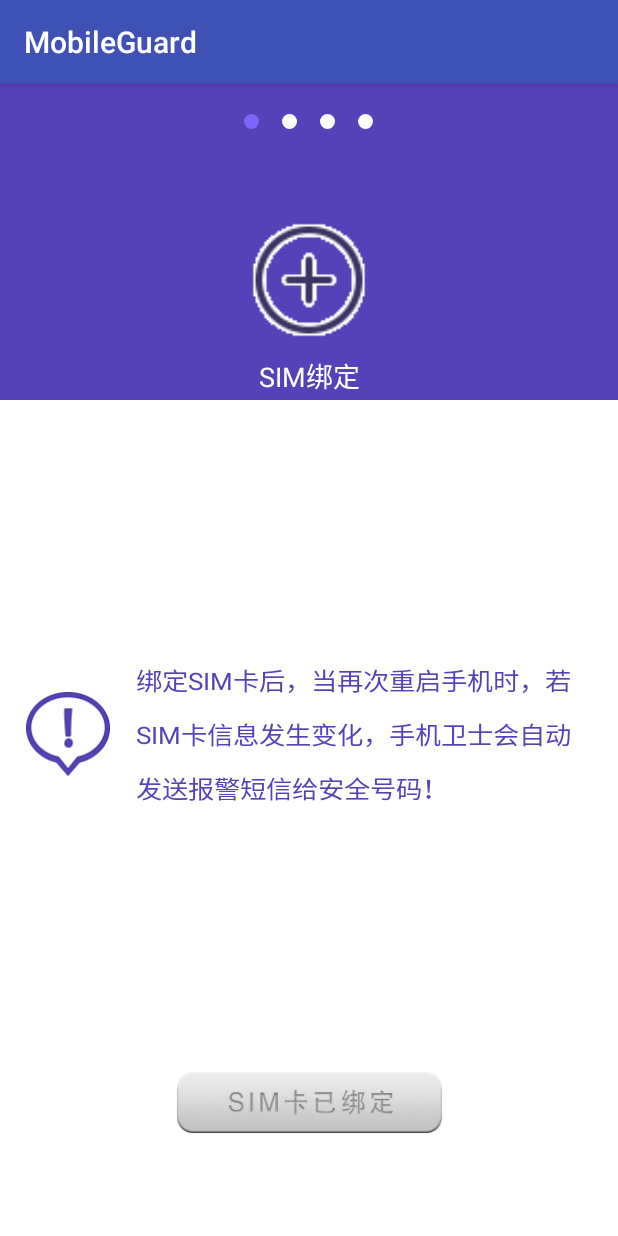
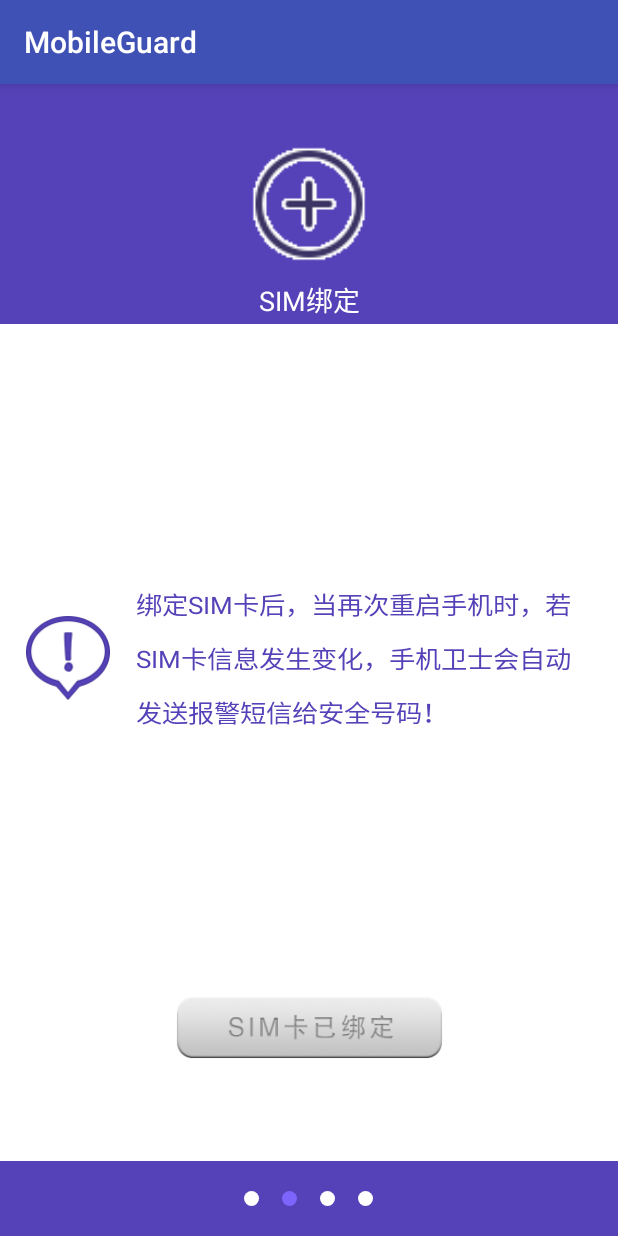
Before and after one commit to zdr2017/MobileGuard, an Android app: the Setup2Activity screen opened directly, with no data from a screen before it, after a tap on an icon or button, on a phone screen of 412 x 824 dp. Run offline under Robolectric (Android 15) with nearby library versions, the phone set to English and light mode, and no system bars.

Commit message:
Hello java

```diff
--- a/app/src/main/AndroidManifest.xml
+++ b/app/src/main/AndroidManifest.xml
@@ -25,7 +25,7 @@
         </activity>
         <activity android:name=".m1home.HomeActivity"/>
         <activity android:name=".m2theftguard.LostFindActivity"/>
-        <activity android:name=".m2theftguard.Setup1Activty"/>
+        <activity android:name=".m2theftguard.Setup1Activity"/>
         <activity android:name=".m2theftguard.Setup2Activity"/>
         <activity android:name=".m2theftguard.Setup3Activity"/>
         <activity android:name=".m2theftguard.Setup4Activity"/>
--- a/app/src/main/java/cn/edu/gdmec/android/mobileguard/App.java
+++ b/app/src/main/java/cn/edu/gdmec/android/mobileguard/App.java
@@ -24,12 +24,13 @@ public class App extends Application {
         SharedPreferences sp = getSharedPreferences("config",
                 Context.MODE_PRIVATE);
 
-        boolean protecting = sp.getBoolean("protecing",true);
+        boolean protecting = sp.getBoolean("protecting",true);
         if(protecting){
             String bindsim = sp.getString("sim","");
-            TelephonyManager tm = (TelephonyManager)getSystemService(Context.TELECOM_SERVICE);
+            TelephonyManager tm = (TelephonyManager)getSystemService(Context.TELEPHONY_SERVICE);
             String realsim = tm.getSimSerialNumber();
             realsim="999";
+
             if(bindsim.equals(realsim)){
                 Log.i("","sim卡未发生变化，还是您的手机");
             }else{
--- a/app/src/main/java/cn/edu/gdmec/android/mobileguard/m1home/HomeActivity.java
+++ b/app/src/main/java/cn/edu/gdmec/android/mobileguard/m1home/HomeActivity.java
@@ -109,7 +109,7 @@ public class HomeActivity extends AppCompatActivity {
             @Override
             public void confirm() {
                 if (TextUtils.isEmpty(mInPswdDialog.getPassword())) {
-                    Toast.makeText(HomeActivity.this, "密码不能为空!", 0).show();
+                    Toast.makeText(HomeActivity.this, "密码不能为空!", Toast.LENGTH_LONG).show();
                 } else if (password.equals(MD5Utils.encode(mInPswdDialog
                         .getPassword()))) {
                     mInPswdDialog.dismiss();
@@ -117,7 +117,7 @@ public class HomeActivity extends AppCompatActivity {
                     Toast.makeText(HomeActivity.this, "可以进入手机防盗模块", Toast.LENGTH_LONG).show();
                 } else {
                     mInPswdDialog.dismiss();
-                    Toast.makeText(HomeActivity.this, "密码有误，请重新输入!",0).show();
+                    Toast.makeText(HomeActivity.this, "密码有误，请重新输入!",Toast.LENGTH_LONG).show();
                 }
             }
 
--- a/app/src/main/java/cn/edu/gdmec/android/mobileguard/m2theftguard/BaseSetupActivity.java
+++ b/app/src/main/java/cn/edu/gdmec/android/mobileguard/m2theftguard/BaseSetupActivity.java
@@ -25,7 +25,7 @@ public abstract class BaseSetupActivity extends AppCompatActivity {
         return super.onTouchEvent(event);
     }
 
-    public void startActivitiyAndFinishSelf(Class<?> cls){
+    public void startActivityAndFinishSelf(Class<?> cls){
         Intent intent = new Intent(this,cls);
         startActivity(intent);
         finish();
--- a/app/src/main/java/cn/edu/gdmec/android/mobileguard/m2theftguard/ContactSelectActivity.java
+++ b/app/src/main/java/cn/edu/gdmec/android/mobileguard/m2theftguard/ContactSelectActivity.java
@@ -28,9 +28,7 @@ public class ContactSelectActivity extends AppCompatActivity implements View.OnC
     private ContactAdapter adapter;
     private List<ContactInfo> systemContacts;
     Handler mHandler = new Handler() {
-        @Override
-        public void handleMessage(Message msg) {
-
+        public void handleMessage(android.os.Message msg) {
             switch (msg.what) {
                 case 10:
                     if (systemContacts != null) {
@@ -61,7 +59,7 @@ public class ContactSelectActivity extends AppCompatActivity implements View.OnC
         mListView = (ListView) findViewById(R.id.lv_contact);
         new Thread() {
             public void run() {
-                systemContacts = ContactInfoParser.getSytemContact(ContactSelectActivity.this);
+                systemContacts = ContactInfoParser.getSystemContact(ContactSelectActivity.this);
                 systemContacts.addAll(ContactInfoParser.getSimContacts(ContactSelectActivity.this));
                 mHandler.sendEmptyMessage(10);
             };
--- a/app/src/main/java/cn/edu/gdmec/android/mobileguard/m2theftguard/LostFindActivity.java
+++ b/app/src/main/java/cn/edu/gdmec/android/mobileguard/m2theftguard/LostFindActivity.java
@@ -16,7 +16,7 @@ public class LostFindActivity extends Activity {
     }
 
     private void startSetUp1Activity(){
-        Intent intent = new Intent(LostFindActivity.this,Setup1Activty.class);
+        Intent intent = new Intent(LostFindActivity.this,Setup1Activity.class);
         startActivity(intent);
         finish();
     }
--- a/app/src/main/java/cn/edu/gdmec/android/mobileguard/m2theftguard/Setup2Activity.java
+++ b/app/src/main/java/cn/edu/gdmec/android/mobileguard/m2theftguard/Setup2Activity.java
@@ -22,9 +22,9 @@ public class Setup2Activity extends BaseSetupActivity implements View.OnClickLis
     protected void onCreate(Bundle savedInstanceState) {
         super.onCreate(savedInstanceState);
         setContentView(R.layout.activity_setup_2);
-        ((RadioButton) findViewById(R.id.rb_first)).setChecked(true);
+        ((RadioButton) findViewById(R.id.rb_second)).setChecked(true);
 
-        mTelephonyManager = (TelephonyManager) getSystemService(TELECOM_SERVICE);
+        mTelephonyManager = (TelephonyManager) getSystemService(TELEPHONY_SERVICE);
         mBindSIMBtn = (Button) findViewById(R.id.btn_bind_sim);
         mBindSIMBtn.setOnClickListener(this);
         if(isBind()){
@@ -47,12 +47,12 @@ public class Setup2Activity extends BaseSetupActivity implements View.OnClickLis
            Toast.makeText(this,"您还没有绑定SIM卡",Toast.LENGTH_LONG).show();
             return;
         }
-        startActivitiyAndFinishSelf(Setup3Activity.class);
+        startActivityAndFinishSelf(Setup3Activity.class);
     }
 
     @Override
     public void showPre() {
-        startActivitiyAndFinishSelf(Setup1Activty.class);
+        startActivityAndFinishSelf(Setup1Activity.class);
     }
 
     @Override
@@ -66,9 +66,9 @@ public class Setup2Activity extends BaseSetupActivity implements View.OnClickLis
 
     private void bindSIM() {
         if(!isBind()){
-            String simeSerinalNumbew = mTelephonyManager.getSimSerialNumber();
+            String simSerialNumber = mTelephonyManager.getSimSerialNumber();
             SharedPreferences.Editor edit = sp.edit();
-            edit.putString("sim",simeSerinalNumbew);
+            edit.putString("sim",simSerialNumber);
             edit.commit();
             Toast.makeText(this,"SIM卡绑定成功！",Toast.LENGTH_LONG).show();
             mBindSIMBtn.setEnabled(false);
--- a/app/src/main/java/cn/edu/gdmec/android/mobileguard/m2theftguard/Setup4Activity.java
+++ b/app/src/main/java/cn/edu/gdmec/android/mobileguard/m2theftguard/Setup4Activity.java
@@ -19,11 +19,11 @@ public class Setup4Activity extends BaseSetupActivity {
 
     @Override
     public void showNext() {
-        startActivitiyAndFinishSelf(LostFindActivity.class);
+        startActivityAndFinishSelf(LostFindActivity.class);
     }
 
     @Override
     public void showPre() {
-        startActivitiyAndFinishSelf(Setup3Activity.class);
+        startActivityAndFinishSelf(Setup3Activity.class);
     }
 }
--- a/app/src/main/java/cn/edu/gdmec/android/mobileguard/m2theftguard/adapte/ContactAdapter.java
+++ b/app/src/main/java/cn/edu/gdmec/android/mobileguard/m2theftguard/adapte/ContactAdapter.java
@@ -1,6 +1,7 @@
 package cn.edu.gdmec.android.mobileguard.m2theftguard.adapte;
 
 import android.content.Context;
+import android.util.Log;
 import android.view.View;
 import android.view.ViewGroup;
 import android.widget.BaseAdapter;
@@ -51,8 +52,11 @@ public class ContactAdapter extends BaseAdapter {
         }else{
             holder = (ViewHolder)view.getTag();
         }
+        for (ContactInfo co:contactInfos) {
+            Log.d("tag", "getView: ----name"+contactInfos.get(i).name+"---------phone: "+contactInfos.get(i).phone);
+        }
         holder.mNameTV.setText(contactInfos.get(i).name);
-        holder.mPhoneTV.setText(contactInfos.get(i).name);
+        holder.mPhoneTV.setText(contactInfos.get(i).phone);
         return view;
     }
 
--- a/app/src/main/res/layout/activity_contact_select.xml
+++ b/app/src/main/res/layout/activity_contact_select.xml
@@ -3,6 +3,7 @@
     android:layout_width="match_parent"
     android:layout_height="match_parent"
     android:orientation="vertical">
+
     <include layout="@layout/titlebar"/>
 
     <ListView
--- a/app/src/main/res/layout/activity_setup_2.xml
+++ b/app/src/main/res/layout/activity_setup_2.xml
@@ -4,15 +4,6 @@
     android:layout_height="match_parent"
     android:orientation="vertical">
 
-    <LinearLayout
-        android:layout_width="match_parent"
-        android:layout_weight="10"
-        android:layout_height="55dp"
-        android:background="@color/purple"
-        android:gravity="center">
-
-        <include  layout="@layout/setup_radiogroup"/>
-    </LinearLayout>
 
     <LinearLayout
         android:layout_width="match_parent"
@@ -87,5 +78,15 @@
         </LinearLayout>
     </LinearLayout>
 
+    <LinearLayout
+        android:layout_width="match_parent"
+        android:layout_weight="10"
+        android:layout_height="55dp"
+        android:background="@color/purple"
+        android:gravity="center">
+
+        <include  layout="@layout/setup_radiogroup"/>
+    </LinearLayout>
+
 
 </LinearLayout>
--- a/app/src/main/res/layout/titlebar.xml
+++ b/app/src/main/res/layout/titlebar.xml
@@ -2,7 +2,7 @@
 <RelativeLayout xmlns:android="http://schemas.android.com/apk/res/android"
       android:id="@+id/rl_titlebar"
       android:layout_width="match_parent"
-      android:layout_height="match_parent">
+      android:layout_height="wrap_content">
       <TextView
           android:id="@+id/tv_title"
           android:layout_width="wrap_content"
```
Also changed, not shown: app/src/main/java/cn/edu/gdmec/android/mobileguard/m2theftguard/Setup1Activity.java (renamed from app/src/main/java/cn/edu/gdmec/android/mobileguard/m2theftguard/Setup1Activty.java, +5 -5 lines), app/src/main/java/cn/edu/gdmec/android/mobileguard/m2theftguard/Setup3Activity.java (+5 -4 lines), app/src/main/java/cn/edu/gdmec/android/mobileguard/m2theftguard/utils/ContactInfoParser.java (+6 -6 lines).
